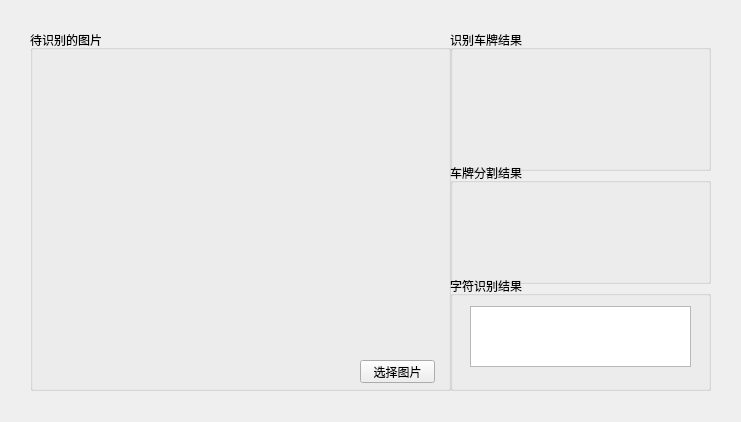
This is Gui/车牌识别调试窗口V2_0.ui in 625607188/LPR as Qt 5 draws it before an edit. The edited form follows.
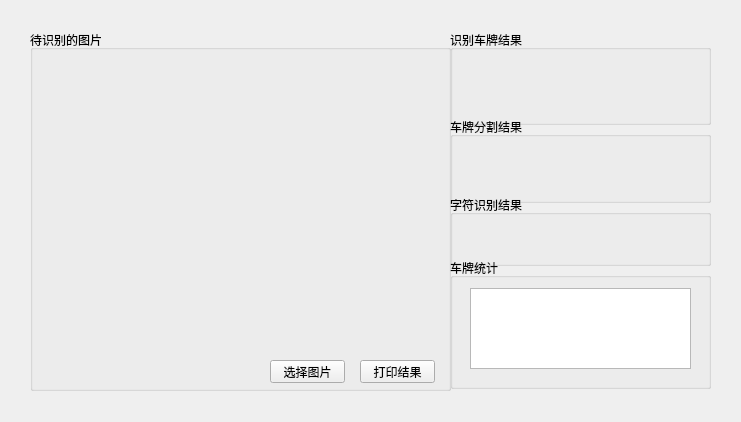
This is the edited form.

```diff
--- a/Gui/车牌识别调试窗口V2_0.ui
+++ b/Gui/车牌识别调试窗口V2_0.ui
@@ -45,7 +45,7 @@
     <widget class="QPushButton" name="choose_image">
      <property name="geometry">
       <rect>
-       <x>330</x>
+       <x>240</x>
        <y>330</y>
        <width>75</width>
        <height>23</height>
@@ -55,6 +55,19 @@
       <string>选择图片</string>
      </property>
     </widget>
+    <widget class="QPushButton" name="print_result">
+     <property name="geometry">
+      <rect>
+       <x>330</x>
+       <y>330</y>
+       <width>75</width>
+       <height>23</height>
+      </rect>
+     </property>
+     <property name="text">
+      <string>打印结果</string>
+     </property>
+    </widget>
    </widget>
    <widget class="QGroupBox" name="groupBox_2">
     <property name="geometry">
@@ -62,7 +75,7 @@
       <x>450</x>
       <y>30</y>
       <width>261</width>
-      <height>141</height>
+      <height>95</height>
      </rect>
     </property>
     <property name="title">
@@ -72,7 +85,7 @@
      <property name="geometry">
       <rect>
        <x>30</x>
-       <y>50</y>
+       <y>27</y>
        <width>200</width>
        <height>50</height>
       </rect>
@@ -89,9 +102,9 @@
     <property name="geometry">
      <rect>
       <x>450</x>
-      <y>163</y>
+      <y>117</y>
       <width>261</width>
-      <height>121</height>
+      <height>86</height>
      </rect>
     </property>
     <property name="title">
@@ -101,7 +114,7 @@
      <property name="geometry">
       <rect>
        <x>0</x>
-       <y>50</y>
+       <y>30</y>
        <width>261</width>
        <height>41</height>
       </rect>
@@ -180,25 +193,62 @@
      </layout>
     </widget>
    </widget>
-   <widget class="QGroupBox" name="groupBox_4">
+   <widget class="QGroupBox" name="groupBox_5">
     <property name="geometry">
      <rect>
       <x>450</x>
-      <y>276</y>
+      <y>195</y>
       <width>261</width>
-      <height>115</height>
+      <height>71</height>
      </rect>
     </property>
     <property name="title">
      <string>字符识别结果</string>
     </property>
-    <widget class="QTextEdit" name="result">
+    <widget class="QLabel" name="result">
+     <property name="geometry">
+      <rect>
+       <x>40</x>
+       <y>20</y>
+       <width>181</width>
+       <height>31</height>
+      </rect>
+     </property>
+     <property name="font">
+      <font>
+       <pointsize>14</pointsize>
+      </font>
+     </property>
+     <property name="layoutDirection">
+      <enum>Qt::LeftToRight</enum>
+     </property>
+     <property name="text">
+      <string/>
+     </property>
+     <property name="alignment">
+      <set>Qt::AlignCenter</set>
+     </property>
+    </widget>
+   </widget>
+   <widget class="QGroupBox" name="groupBox_4">
+    <property name="geometry">
+     <rect>
+      <x>450</x>
+      <y>258</y>
+      <width>261</width>
+      <height>131</height>
+     </rect>
+    </property>
+    <property name="title">
+     <string>车牌统计</string>
+    </property>
+    <widget class="QTextEdit" name="results">
      <property name="geometry">
       <rect>
        <x>20</x>
        <y>30</y>
        <width>221</width>
-       <height>61</height>
+       <height>81</height>
       </rect>
      </property>
     </widget>
```
Left out of the diff: 19 changed lines with no effect on the pictures.
